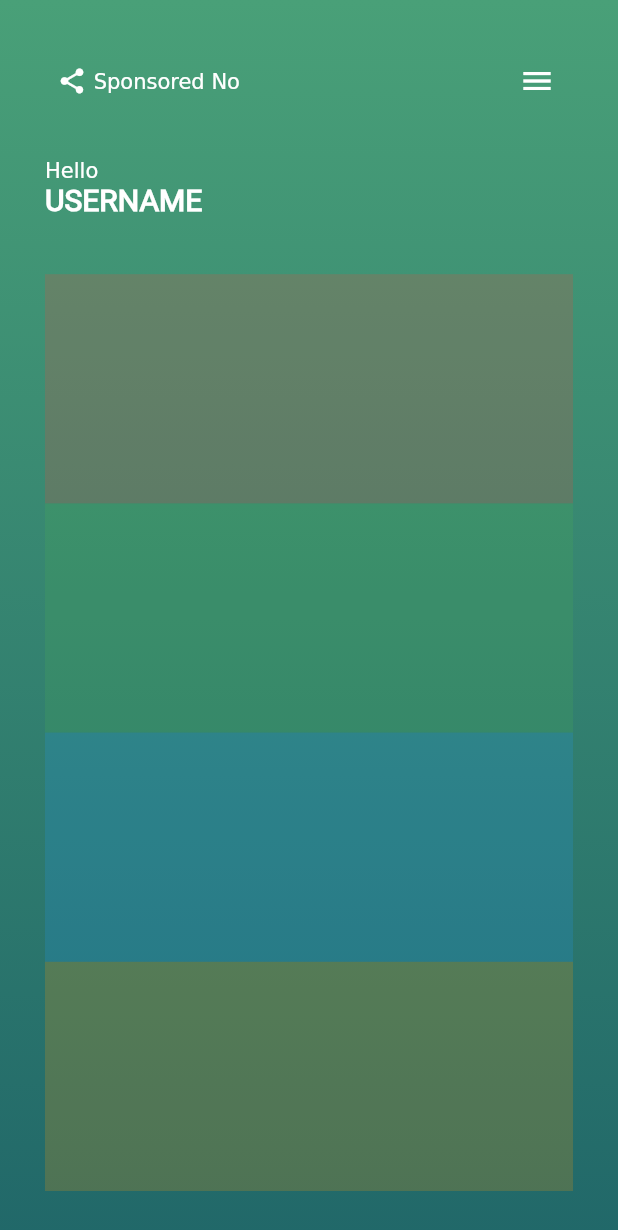
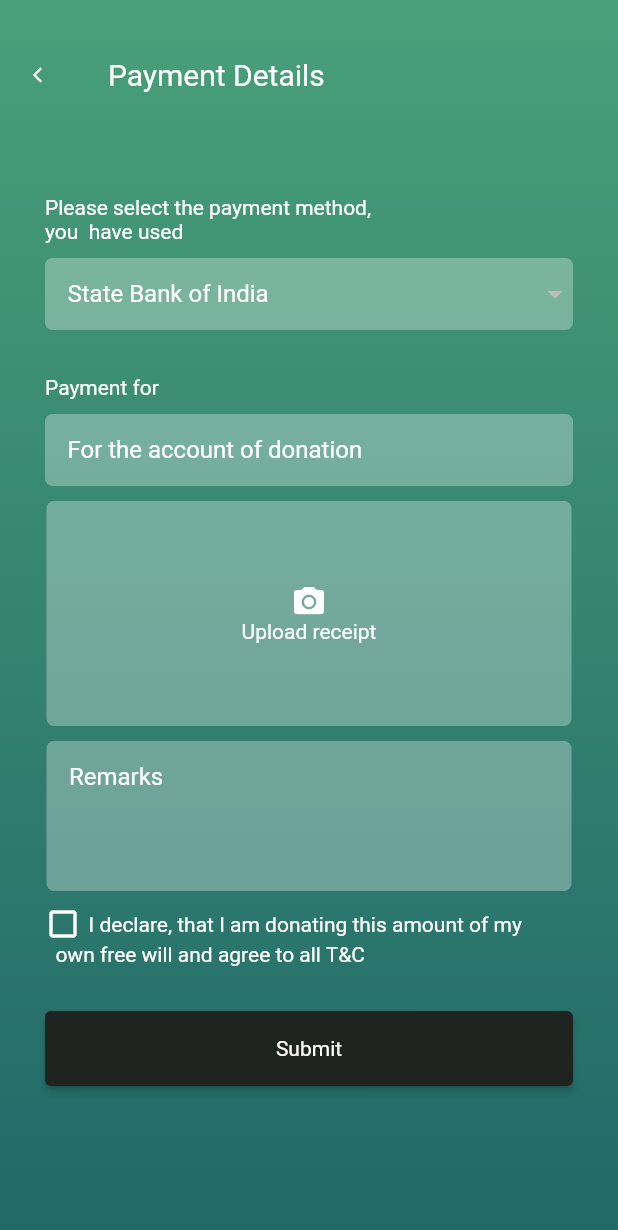
Before and after one commit to Santa160/nkgroup_app, a Flutter app: the screen it shows after launch, on a phone screen of 412 x 824 dp. Shown: the top 1230 px of the screen. Run offline on Flutter 3.47's test engine with Material 2 defaults, Android fonts, the phone set to English and light mode, and no system bars; our stand-ins replace auto_route; missing offline and left inert: country_calling_code_picker.

Commit message:
add new payment Screen

```diff
--- a/lib/src/app/app.widget.dart
+++ b/lib/src/app/app.widget.dart
@@ -1,7 +1,9 @@
 import 'package:flutter/material.dart';
 
 import 'package:nkgroup/src/core/core.dart';
-import 'package:nkgroup/src/pages/pages.dart';
+
+import '../pages/Receiver/payement_details.page.dart';
+
 // import 'package:nkgroup/src/router/router.dart';
 
 class MyApp extends StatelessWidget {
@@ -19,7 +21,7 @@ class MyApp extends StatelessWidget {
       theme: ThemeData(
         fontFamily: 'Roboto',
       ),
-      home: const HomePage(),
+      home: const PaymentDetailsPage(),
     );
   }
 }
--- /dev/null
+++ b/lib/src/pages/Receiver/payement_details.page.dart
@@ -0,0 +1,176 @@
+import 'package:flutter/material.dart';
+import 'package:nkgroup/src/core/reuseable/bg.dart';
+
+import '../../core/core.dart';
+
+class PaymentDetailsPage extends StatelessWidget {
+  const PaymentDetailsPage({super.key});
+
+  @override
+  Widget build(BuildContext context) {
+    const colorStyle = Colors.white;
+    return BackgroundWrapper(
+      child: Scaffold(
+        backgroundColor: Colors.transparent,
+        appBar: AppBar(
+          title: const Text('Payment Details'),
+          leading: const Icon(
+            Icons.arrow_back_ios,
+            size: 12,
+          ),
+          toolbarHeight: 100,
+          backgroundColor: Colors.transparent,
+          elevation: 0,
+        ),
+        body: SingleChildScrollView(
+          child: Padding(
+            padding: const EdgeInsets.fromLTRB(30, 0, 30, 30),
+            child: Column(
+              children: [
+                mediumGap(),
+                Row(
+                  mainAxisAlignment: MainAxisAlignment.start,
+                  children: const [
+                    Text(
+                      'Please select the payment method,',
+                      style: TextStyle(color: colorStyle),
+                    ),
+                  ],
+                ),
+                Row(
+                  mainAxisAlignment: MainAxisAlignment.start,
+                  children: const [
+                    Text(
+                      'you  have used',
+                      style: TextStyle(color: colorStyle),
+                    ),
+                  ],
+                ),
+                const SizedBox(
+                  height: 10,
+                ),
+                Container(
+                  decoration: BoxDecoration(
+                    color: Colors.white.withOpacity(0.3),
+                    borderRadius: const BorderRadius.all(
+                      Radius.circular(5),
+                    ),
+                  ),
+                  child: DropdownButtonHideUnderline(
+                    child: DropdownButton(
+                        isExpanded: true,
+                        items: const [],
+                        hint: const Padding(
+                          padding: EdgeInsets.symmetric(horizontal: 15),
+                          child: Text(
+                            'State Bank of India',
+                            style: TextStyle(color: colorStyle),
+                          ),
+                        ),
+                        onChanged: (value) {
+                          // setState(() {
+                          //   // _chosenValue = value;
+                          // });
+                        }),
+                  ),
+                ),
+                mediumGap(),
+                Row(
+                  children: const [
+                    Text(
+                      'Payment for',
+                      style: TextStyle(color: colorStyle),
+                    ),
+                  ],
+                ),
+                const SizedBox(
+                  height: 10,
+                ),
+                kTextField('For the account of donation'),
+                smallGap(),
+                Container(
+                  height: 150,
+                  width: 350,
+                  decoration: BoxDecoration(
+                    color: Colors.white.withOpacity(0.3),
+                    borderRadius: const BorderRadius.all(
+                      Radius.circular(5),
+                    ),
+                  ),
+                  child: Center(
+                    child: Column(
+                      crossAxisAlignment: CrossAxisAlignment.center,
+                      mainAxisAlignment: MainAxisAlignment.center,
+                      children: const [
+                        Icon(
+                          Icons.camera_alt,
+                          color: colorStyle,
+                        ),
+                        Text(
+                          'Upload receipt',
+                          style: TextStyle(color: colorStyle),
+                        ),
+                      ],
+                    ),
+                  ),
+                ),
+                smallGap(),
+                Container(
+                  height: 100,
+                  width: 350,
+                  decoration: BoxDecoration(
+                    color: Colors.white.withOpacity(0.3),
+                    borderRadius: const BorderRadius.all(
+                      Radius.circular(5),
+                    ),
+                  ),
+                  child: Padding(
+                    padding: const EdgeInsets.symmetric(horizontal: 15),
+                    child: TextFormField(
+                      // textAlignVertical: TextAlignVertical.center,
+                      decoration: const InputDecoration(
+                        border: InputBorder.none,
+                        hintText: 'Remarks',
+                        hintStyle: TextStyle(color: colorStyle),
+                      ),
+                    ),
+                  ),
+                ),
+                smallGap(),
+                Column(
+                  children: [
+                    Row(
+                      children: const [
+                        Icon(
+                          Icons.check_box_outline_blank,
+                          color: colorStyle,
+                        ),
+                        SizedBox(
+                          width: 5,
+                        ),
+                        Text(
+                          'I declare, that I am donating this amount of my ',
+                          style: TextStyle(color: colorStyle),
+                        )
+                      ],
+                    ),
+                    Row(
+                      children: const [
+                        Text(
+                          '  own free will and agree to all T&C',
+                          style: TextStyle(color: colorStyle),
+                        ),
+                      ],
+                    )
+                  ],
+                ),
+                mediumGap(),
+                kSubmitButton(context, () {}),
+              ],
+            ),
+          ),
+        ),
+      ),
+    );
+  }
+}
--- a/lib/src/pages/home.dart
+++ b/lib/src/pages/home.dart
@@ -52,7 +52,8 @@ class HomePage extends StatelessWidget {
                     ),
                     smallGap(),
                   ],
-                  )),
+                ),
+              ),
               Expanded(
                   flex: 8,
                   child: Column(
```
Also changed, not shown: lib/src/pages/Receiver/receiver_detail_waiting.page.dart (added, +209 -0 lines), lib/src/pages/Receiver/receiver_details.page.dart (added, +222 -0 lines). Lines whose indentation alone changed are shown as unchanged.
